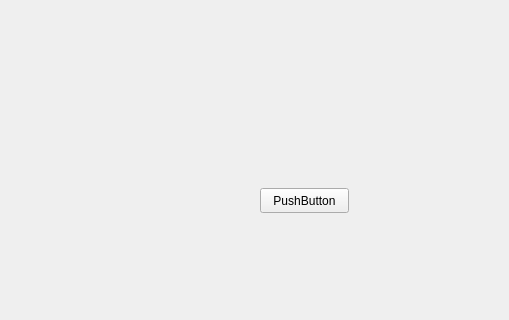
First picture: the form in page_dev.ui, repository CodePupil-min/eems, before the edit; both pictures show x 0 to 509 and y 132 to 452 of the 712 by 613 pixel window.
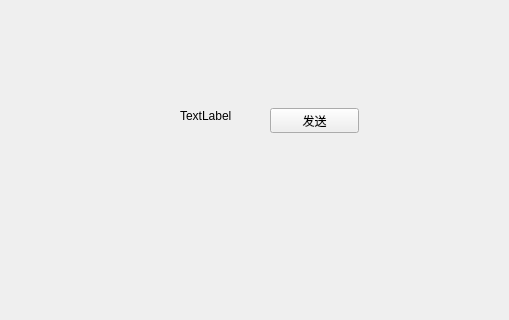
Second picture: the form after the edit.

What changed in the file:
```diff
--- a/page_dev.ui
+++ b/page_dev.ui
@@ -88,14 +88,27 @@
      <widget class="QPushButton" name="pushButton">
       <property name="geometry">
        <rect>
-        <x>260</x>
-        <y>270</y>
+        <x>270</x>
+        <y>190</y>
         <width>89</width>
         <height>25</height>
        </rect>
       </property>
       <property name="text">
-       <string>PushButton</string>
+       <string>发送</string>
+      </property>
+     </widget>
+     <widget class="QLabel" name="info">
+      <property name="geometry">
+       <rect>
+        <x>180</x>
+        <y>190</y>
+        <width>72</width>
+        <height>15</height>
+       </rect>
+      </property>
+      <property name="text">
+       <string>TextLabel</string>
       </property>
      </widget>
     </widget>
```
Left out of the diff: 2 changed lines with no effect on the pictures.
